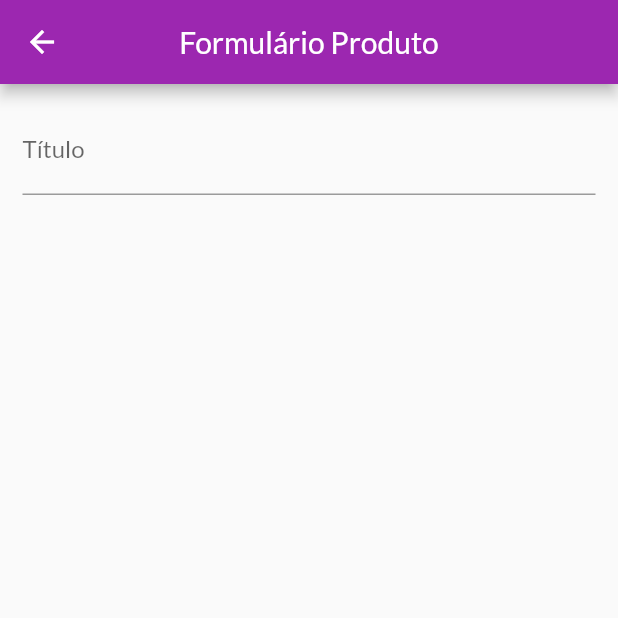
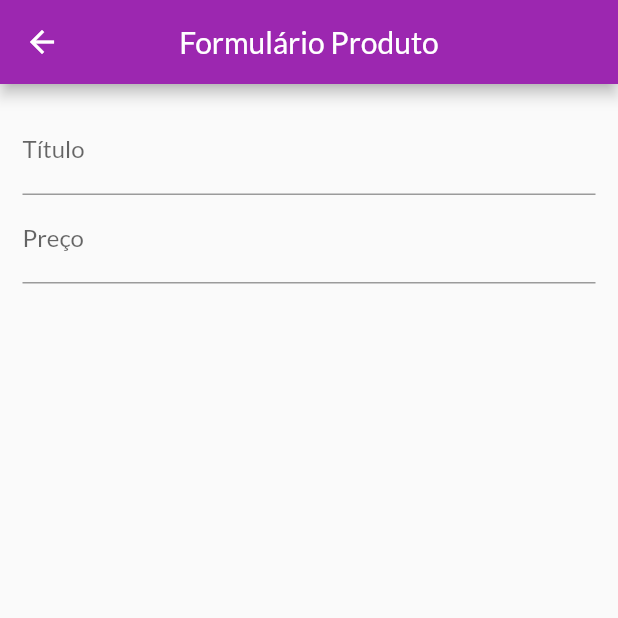
Before and after one commit to lswanderleygit/shop, a Flutter app: the ProductFormScreen screen opened by its route, on a phone screen of 412 x 824 dp, the top half of it. Run offline on Flutter 3.47's test engine with Material 2 defaults, Android fonts, the phone set to English and light mode, and no system bars; network calls fail.

```diff
--- a/lib/views/product_form_screen.dart
+++ b/lib/views/product_form_screen.dart
@@ -7,6 +7,8 @@ class ProductFormScreen extends StatefulWidget {
 }
 
 class _ProductFormScreenState extends State<ProductFormScreen> {
+  final _priceFocosNode = FocusNode();
+
   @override
   Widget build(BuildContext context) {
     return Scaffold(
@@ -22,6 +24,15 @@ class _ProductFormScreenState extends State<ProductFormScreen> {
               TextFormField(
                 decoration: InputDecoration(labelText: 'Título'),
                 textInputAction: TextInputAction.next,
+                onFieldSubmitted: (_) {
+                  FocusScope.of(context).requestFocus(_priceFocosNode);
+                },
+              ),
+              TextFormField(
+                decoration: InputDecoration(labelText: 'Preço'),
+                textInputAction: TextInputAction.next,
+                focusNode: _priceFocosNode,
+                keyboardType: TextInputType.numberWithOptions(decimal: true),
               ),
             ],
           ),
```
